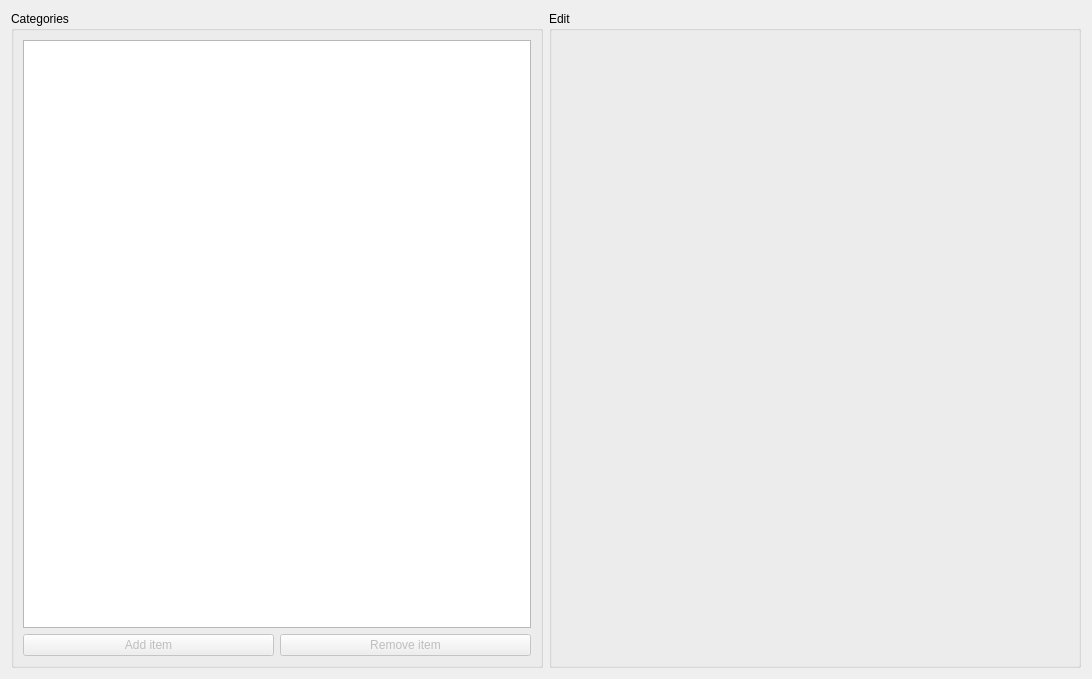
Before: the Qt Designer form src/ui/securities_management/securitiesmanagementdialog.ui in dontpullthis/portfolique, drawn with Qt 5.
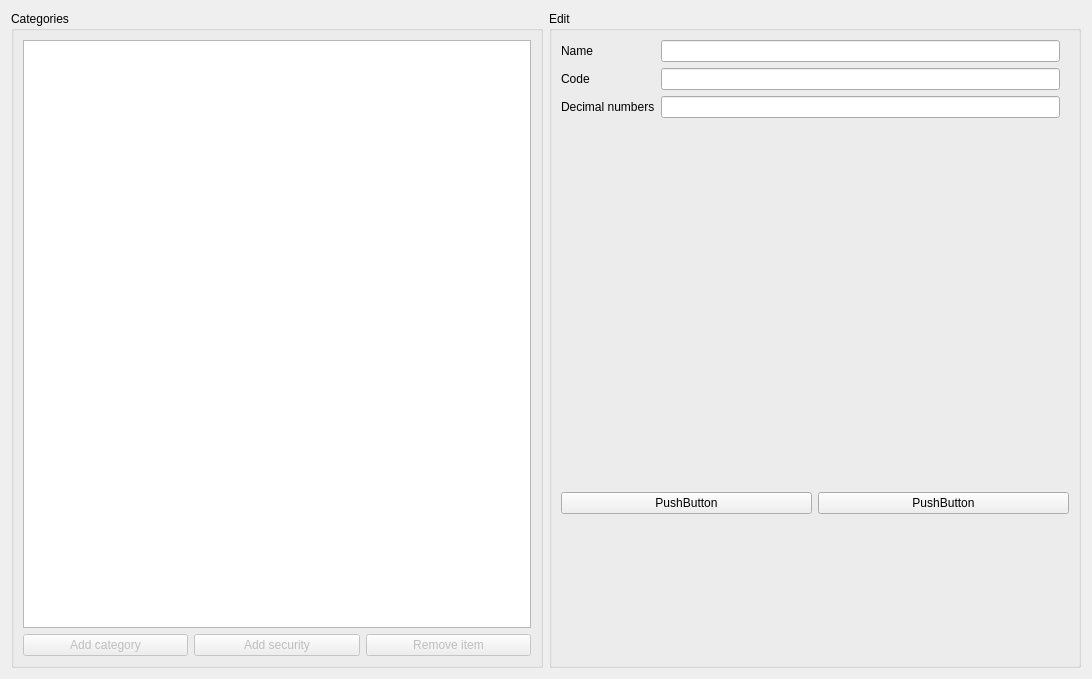
After: the same form once the commit is applied.

Commit message: Rendering of security items is based on model

Patch:
```diff
--- a/src/ui/securities_management/securitiesmanagementdialog.ui
+++ b/src/ui/securities_management/securitiesmanagementdialog.ui
@@ -68,7 +68,17 @@
                   <bool>false</bool>
                  </property>
                  <property name="text">
-                  <string>Add item</string>
+                  <string>Add category</string>
+                 </property>
+                </widget>
+               </item>
+               <item>
+                <widget class="QPushButton" name="btnAddSecurity">
+                 <property name="enabled">
+                  <bool>false</bool>
+                 </property>
+                 <property name="text">
+                  <string>Add security</string>
                  </property>
                 </widget>
                </item>
@@ -97,6 +107,97 @@
        <property name="title">
         <string>Edit</string>
        </property>
+       <layout class="QVBoxLayout" name="verticalLayout_4">
+        <item>
+         <widget class="QWidget" name="widget_3" native="true">
+          <layout class="QHBoxLayout" name="horizontalLayout_7">
+           <property name="leftMargin">
+            <number>0</number>
+           </property>
+           <property name="topMargin">
+            <number>0</number>
+           </property>
+           <property name="bottomMargin">
+            <number>0</number>
+           </property>
+           <item>
+            <layout class="QFormLayout" name="formLayout_3">
+             <item row="0" column="0">
+              <widget class="QLabel" name="nameLabel">
+               <property name="text">
+                <string>Name</string>
+               </property>
+              </widget>
+             </item>
+             <item row="0" column="1">
+              <widget class="QLineEdit" name="nameLineEdit"/>
+             </item>
+             <item row="2" column="0">
+              <widget class="QLabel" name="decimalNumbersLabel">
+               <property name="text">
+                <string>Decimal numbers</string>
+               </property>
+              </widget>
+             </item>
+             <item row="2" column="1">
+              <widget class="QLineEdit" name="decimalNumbersLineEdit"/>
+             </item>
+             <item row="1" column="0">
+              <widget class="QLabel" name="codeLabel">
+               <property name="text">
+                <string>Code</string>
+               </property>
+              </widget>
+             </item>
+             <item row="1" column="1">
+              <widget class="QLineEdit" name="codeLineEdit"/>
+             </item>
+            </layout>
+           </item>
+          </layout>
+         </widget>
+        </item>
+        <item>
+         <layout class="QVBoxLayout" name="verticalLayout">
+          <item>
+           <widget class="QWidget" name="widget_2" native="true">
+            <layout class="QHBoxLayout" name="horizontalLayout_6">
+             <property name="leftMargin">
+              <number>0</number>
+             </property>
+             <property name="topMargin">
+              <number>0</number>
+             </property>
+             <property name="rightMargin">
+              <number>0</number>
+             </property>
+             <property name="bottomMargin">
+              <number>0</number>
+             </property>
+             <item>
+              <layout class="QHBoxLayout" name="horizontalLayout_3">
+               <item>
+                <widget class="QPushButton" name="pushButton">
+                 <property name="text">
+                  <string>PushButton</string>
+                 </property>
+                </widget>
+               </item>
+               <item>
+                <widget class="QPushButton" name="pushButton_2">
+                 <property name="text">
+                  <string>PushButton</string>
+                 </property>
+                </widget>
+               </item>
+              </layout>
+             </item>
+            </layout>
+           </widget>
+          </item>
+         </layout>
+        </item>
+       </layout>
       </widget>
      </item>
     </layout>
```
Left out of the diff: 2 changed lines with no effect on the pictures. The commit also changes 15 other files.
